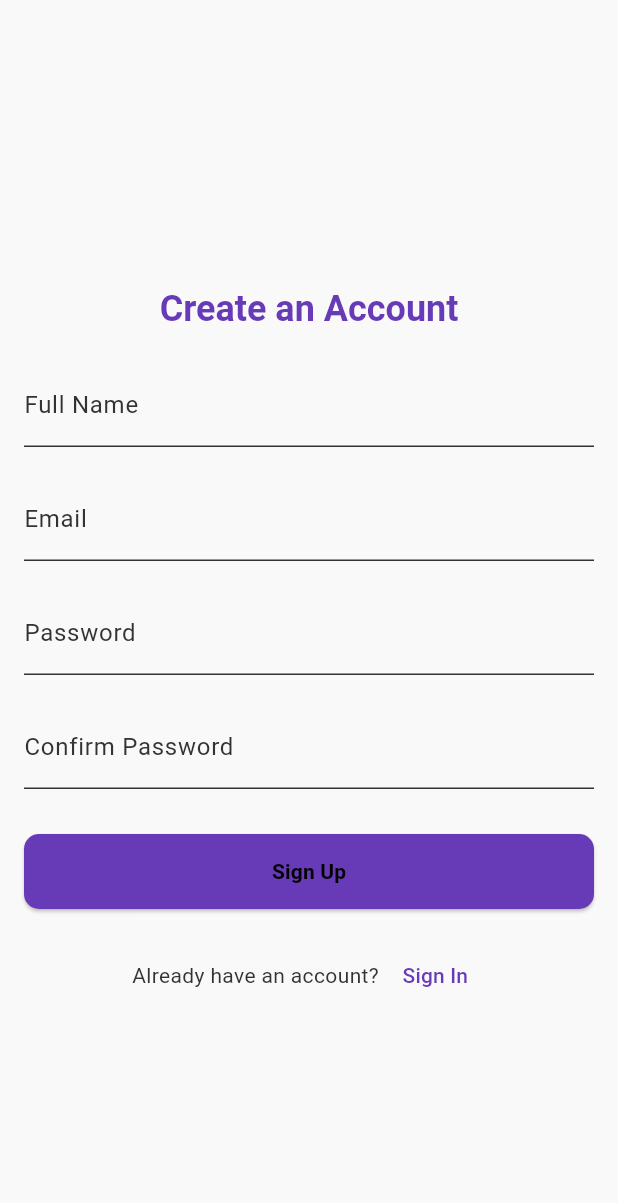
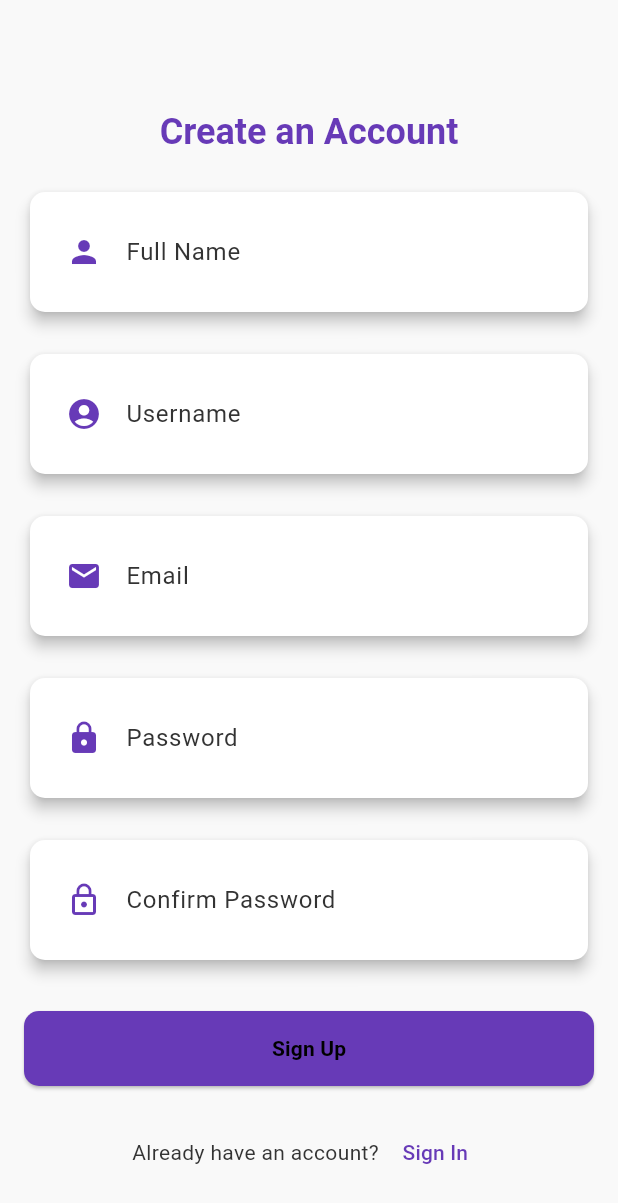
Before and after one commit to abhinesh-pr/deckify, a Flutter app: the screen it shows after launch, on a phone screen of 412 x 824 dp. Shown: the top 1203 px of the screen. Run offline on Flutter 3.47's test engine with Material 3 defaults, Android fonts, the phone set to English and light mode, and no system bars; our stand-ins replace cloud_firestore, firebase_auth, firebase_core, flutter_colorpicker, get; missing offline and left inert: flutter_flip_card; accounts and stored records are empty.

Commit message:
Added Username in Authentication

```diff
--- a/lib/models/user_model.dart
+++ b/lib/models/user_model.dart
@@ -2,8 +2,14 @@ class UserModel {
   final String uid;
   final String name;
   final String email;
+  final String username; // Add username field
 
-  UserModel({required this.uid, required this.name, required this.email});
+  UserModel({
+    required this.uid,
+    required this.name,
+    required this.email,
+    required this.username, // Include username in constructor
+  });
 
   // Convert UserModel to a Map for Firestore
   Map<String, dynamic> toMap() {
@@ -11,6 +17,7 @@ class UserModel {
       'uid': uid,
       'name': name,
       'email': email,
+      'username': username, // Add username to the map
     };
   }
 
@@ -20,6 +27,7 @@ class UserModel {
       uid: map['uid'],
       name: map['name'],
       email: map['email'],
+      username: map['username'], // Extract username from map
     );
   }
 }
--- a/lib/providers/auth_provider.dart
+++ b/lib/providers/auth_provider.dart
@@ -38,19 +38,37 @@ class AuthProvider extends GetxController {
   }
 
   // Sign up user
-  Future<void> signup(String email, String password, String name) async {
+  Future<void> signup(String email, String password, String name, String username) async {
     try {
+      // Check if username is unique
+      final querySnapshot = await FirebaseFirestore.instance
+          .collection('users')
+          .where('username', isEqualTo: username)
+          .get();
+
+      if (querySnapshot.docs.isNotEmpty) {
+        Get.snackbar(
+          "Error",
+          "Username is already taken",
+          snackPosition: SnackPosition.BOTTOM,
+        );
+        return;
+      }
+
       User? firebaseUser = await _authService.signupUser(
         email: email,
         password: password,
         name: name,
+        username: username, // Include username in signup
       );
+
       if (firebaseUser != null) {
         // Store user data in Firestore
         UserModel newUser = UserModel(
           uid: firebaseUser.uid,
           name: name,
           email: email,
+          username: username, // Save username
         );
         await FirebaseFirestore.instance
             .collection('users')
@@ -83,16 +101,15 @@ class AuthProvider extends GetxController {
         if (doc.exists) {
           user.value = UserModel.fromMap(doc.data() as Map<String, dynamic>);
           isAuthenticated.value = true;
-          return true;  // Login successful
+          return true; // Login successful
         }
       }
       return false; // Login failed
     } catch (e) {
       print("Error during login: $e");
-      return false;  // Return false if an error occurs
+      return false; // Return false if an error occurs
     }
   }
-
 
   // Logout user
   Future<void> logout() async {
--- a/lib/screens/auth/signup_screen.dart
+++ b/lib/screens/auth/signup_screen.dart
@@ -19,6 +19,7 @@ class _SignupScreenState extends State<SignupScreen> {
   final TextEditingController _passwordController = TextEditingController();
   final TextEditingController _confirmPasswordController = TextEditingController();
   final TextEditingController _nameController = TextEditingController();
+  final TextEditingController _usernameController = TextEditingController();
 
   final FirebaseAuth _auth = FirebaseAuth.instance;
   final FirebaseFirestore _firestore = FirebaseFirestore.instance;
@@ -55,29 +56,46 @@ class _SignupScreenState extends State<SignupScreen> {
     return null;
   }
 
+  Future<String?> _validateUsername(String? value) async {
+    if (value == null || value.isEmpty) {
+      return 'Please enter a username';
+    }
+    final query = await _firestore.collection('users').where('username', isEqualTo: value).get();
+    if (query.docs.isNotEmpty) {
+      return 'Username is already taken';
+    }
+    return null;
+  }
+
   Future<void> _signup() async {
     if (_formKey.currentState?.validate() ?? false) {
+      final usernameError = await _validateUsername(_usernameController.text);
+      if (usernameError != null) {
+        ScaffoldMessenger.of(context).showSnackBar(
+          SnackBar(content: Text(usernameError)),
+        );
+        return;
+      }
+
       try {
-        // Create user in Firebase Authentication
         UserCredential userCredential = await _auth.createUserWithEmailAndPassword(
           email: _emailController.text,
           password: _passwordController.text,
         );
 
-        // Store additional user information in Firestore
         User? user = userCredential.user;
         if (user != null) {
           await _firestore.collection('users').doc(user.uid).set({
             'uid': user.uid,
             'name': _nameController.text,
             'email': user.email,
+            'username': _usernameController.text,
           });
 
           ScaffoldMessenger.of(context).showSnackBar(
             SnackBar(content: Text('Signup Successful!')),
           );
 
-          // Navigate to the home screen
           Get.toNamed('/home');
         }
       } catch (e) {
@@ -118,30 +136,111 @@ class _SignupScreenState extends State<SignupScreen> {
                       key: _formKey,
                       child: Column(
                         children: <Widget>[
-                          TextFormField(
+                          Card(
+                            elevation: 4,
+                            shape: RoundedRectangleBorder(
+                              borderRadius: BorderRadius.circular(10),
+                            ),
+                            child: Padding(
+                              padding: const EdgeInsets.all(12.0),
+                              child: TextFormField(
                                 controller: _nameController,
-                            decoration: InputDecoration(labelText: 'Full Name'),
+                                decoration: InputDecoration(
+                                  labelText: 'Full Name',
+                                  hintText: 'Enter your full name',
+                                  prefixIcon: Icon(Icons.person, color: Colors.deepPurple),
+                                  border: InputBorder.none,
+                                  contentPadding: EdgeInsets.symmetric(vertical: 8.0),
+                                ),
                                 validator: (value) => value?.isEmpty ?? true ? 'Please enter your name' : null,
                               ),
+                            ),
+                          ),
                           SizedBox(height: 20),
-                          TextFormField(
+                          Card(
+                            elevation: 4,
+                            shape: RoundedRectangleBorder(
+                              borderRadius: BorderRadius.circular(10),
+                            ),
+                            child: Padding(
+                              padding: const EdgeInsets.all(12.0),
+                              child: TextFormField(
+                                controller: _usernameController,
+                                decoration: InputDecoration(
+                                  labelText: 'Username',
+                                  hintText: 'Choose a username',
+                                  prefixIcon: Icon(Icons.account_circle, color: Colors.deepPurple),
+                                  border: InputBorder.none,
+                                  contentPadding: EdgeInsets.symmetric(vertical: 8.0),
+                                ),
+                                validator: (value) => value?.isEmpty ?? true ? 'Please enter a username' : null,
+                              ),
+                            ),
+                          ),
+                          SizedBox(height: 20),
+                          Card(
+                            elevation: 4,
+                            shape: RoundedRectangleBorder(
+                              borderRadius: BorderRadius.circular(10),
+                            ),
+                            child: Padding(
+                              padding: const EdgeInsets.all(12.0),
+                              child: TextFormField(
                                 controller: _emailController,
-                            decoration: InputDecoration(labelText: 'Email'),
+                                decoration: InputDecoration(
+                                  labelText: 'Email',
+                                  hintText: 'Enter your email',
+                                  prefixIcon: Icon(Icons.email, color: Colors.deepPurple),
+                                  border: InputBorder.none,
+                                  contentPadding: EdgeInsets.symmetric(vertical: 8.0),
+                                ),
                                 validator: _validateEmail,
                               ),
+                            ),
+                          ),
                           SizedBox(height: 20),
-                          TextFormField(
+                          Card(
+                            elevation: 4,
+                            shape: RoundedRectangleBorder(
+                              borderRadius: BorderRadius.circular(10),
+                            ),
+                            child: Padding(
+                              padding: const EdgeInsets.all(12.0),
+                              child: TextFormField(
                                 controller: _passwordController,
-                            decoration: InputDecoration(labelText: 'Password'),
+                                decoration: InputDecoration(
+                                  labelText: 'Password',
+                                  hintText: 'Enter your password',
+                                  prefixIcon: Icon(Icons.lock, color: Colors.deepPurple),
+                                  border: InputBorder.none,
+                                  contentPadding: EdgeInsets.symmetric(vertical: 8.0),
+                                ),
                                 obscureText: true,
                                 validator: _validatePassword,
                               ),
+                            ),
+                          ),
                           SizedBox(height: 20),
-                          TextFormField(
+                          Card(
+                            elevation: 4,
+                            shape: RoundedRectangleBorder(
+                              borderRadius: BorderRadius.circular(10),
+                            ),
+                            child: Padding(
+                              padding: const EdgeInsets.all(12.0),
+                              child: TextFormField(
                                 controller: _confirmPasswordController,
-                            decoration: InputDecoration(labelText: 'Confirm Password'),
+                                decoration: InputDecoration(
+                                  labelText: 'Confirm Password',
+                                  hintText: 'Re-enter your password',
+                                  prefixIcon: Icon(Icons.lock_outline, color: Colors.deepPurple),
+                                  border: InputBorder.none,
+                                  contentPadding: EdgeInsets.symmetric(vertical: 8.0),
+                                ),
                                 obscureText: true,
                                 validator: _validateConfirmPassword,
+                              ),
+                            ),
                           ),
                           SizedBox(height: 30),
                           ElevatedButton(
--- /dev/null
+++ b/lib/screens/decks/random_deck.dart
@@ -0,0 +1 @@
+// .,,b  nbnb
```
Also changed, not shown: lib/screens/auth/login_screen.dart (+4 -4 lines), lib/screens/home_screen.dart (+13 -18 lines), lib/services/auth_service.dart (+59 -7 lines), lib/screens/decks/online_deck.dart (added), lib/screens/decks/system_deck.dart (added), lib/screens/decks/your_deck.dart (added). Lines whose indentation alone changed are shown as unchanged.
